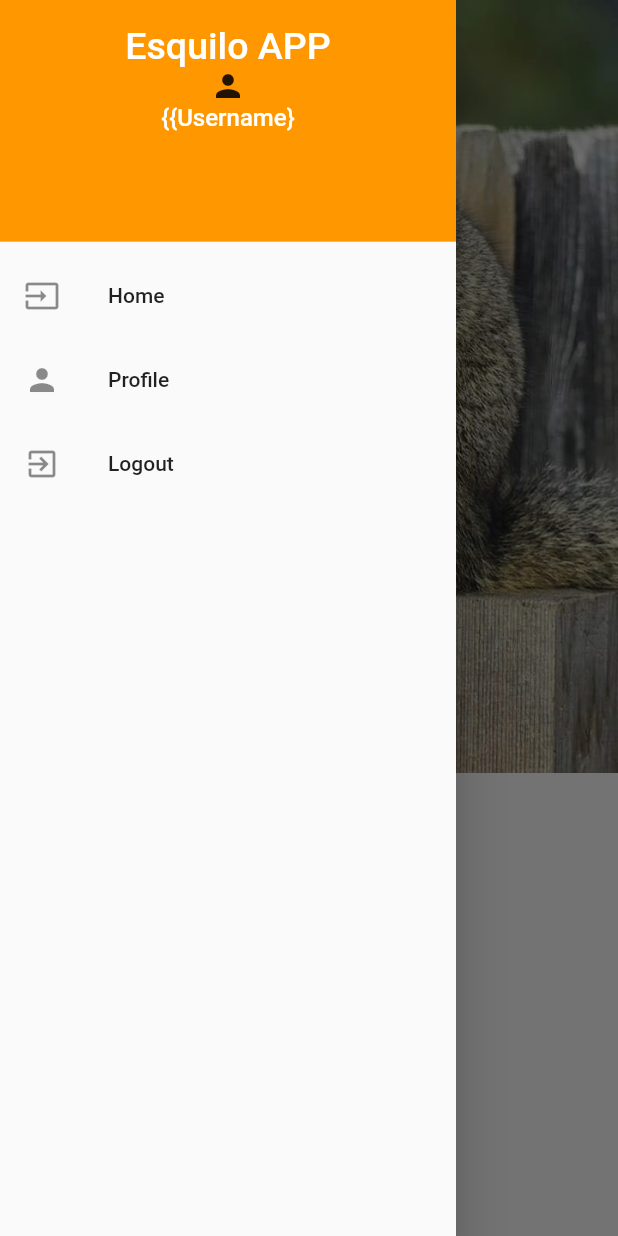
After one commit to MikaelStrapazzon/PDM-flutter, a Flutter app: the LoggedLayout screen opened directly, with the side drawer open, on a phone screen of 412 x 824 dp. The commit adds this screen. Run offline on Flutter 3.47's test engine with Material 2 defaults, Android fonts, the phone set to English and light mode, and no system bars.

Commit message:
Layout de loggad init

```diff
--- /dev/null
+++ b/lib/layouts/LoggedLayout/LoggedLayout.dart
@@ -0,0 +1,57 @@
+import 'package:flutter/material.dart';
+
+class LoggedLayout extends StatelessWidget {
+  const LoggedLayout({super.key, required this.child});
+
+  final Widget child;
+
+  @override
+  Widget build(BuildContext context) {
+    return Scaffold(
+      body: child,
+      drawer: Drawer(
+        child: ListView(
+          padding: EdgeInsets.zero,
+          children: <Widget>[
+            const DrawerHeader(
+              decoration: BoxDecoration(
+                  color: Colors.orange,
+              ),
+              child: Column(
+                children: [
+                  Text(
+                    'Esquilo APP',
+                    style: TextStyle(color: Colors.white, fontSize: 25),
+                    textAlign: TextAlign.center,
+                  ),
+                  Icon(Icons.person),
+                  Text(
+                    '{{Username}',
+                    style: TextStyle(color: Colors.white, fontSize: 16),
+                    textAlign: TextAlign.center,
+                  ),
+                ],
+              )
+            ),
+            ListTile(
+              leading: const Icon(Icons.input),
+              title: const Text('Home'),
+              onTap: () => {},
+            ),
+            ListTile(
+              leading: const Icon(Icons.person),
+              title: const Text('Profile'),
+              onTap: () => {},
+            ),
+            ListTile(
+              leading: const Icon(Icons.exit_to_app),
+              title: const Text('Logout'),
+              onTap: () => {},
+            ),
+          ],
+        ),
+      ),
+    );
+  }
+
+}
--- a/lib/pages/Home/Home.dart
+++ b/lib/pages/Home/Home.dart
@@ -1,3 +1,4 @@
+import 'package:PDM_flutter/layouts/LoggedLayout/LoggedLayout.dart';
 import 'package:flutter/material.dart';
 
 class Home extends StatelessWidget {
@@ -7,7 +8,7 @@ class Home extends StatelessWidget {
 
   @override
   Widget build(BuildContext context) {
-    return Image.asset("assets/Images/esquilo.jpg");
+    return LoggedLayout(child: Image.asset("assets/Images/esquilo.jpg"));
   }
 
 }
```
